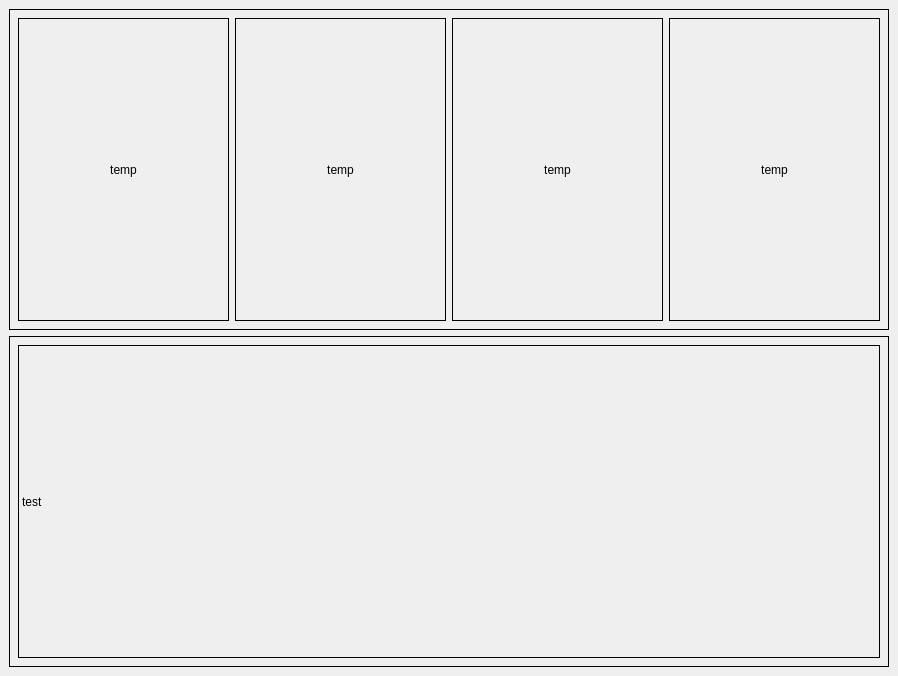
Before: the Qt Designer form ui/choose-titles-page.ui in xbryan25/movie-tvshow-review-app, drawn with Qt 5.
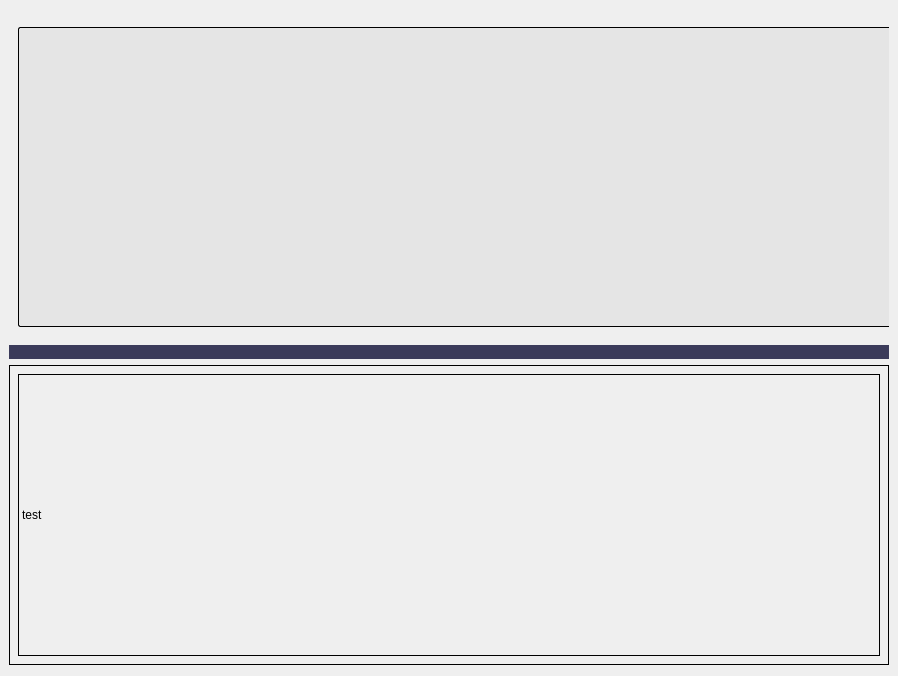
After: the same form once the commit is applied. Icons and pictures are not drawn.

Commit message: Dynamically generate poster containers in Choose Titles page

The edit to the form file:
```diff
--- a/ui/choose-titles-page.ui
+++ b/ui/choose-titles-page.ui
@@ -16,145 +16,82 @@
   <widget class="QWidget" name="centralwidget">
    <layout class="QVBoxLayout" name="verticalLayout">
     <item>
-     <widget class="QWidget" name="widget_2" native="true">
-      <property name="minimumSize">
-       <size>
-        <width>0</width>
-        <height>321</height>
-       </size>
-      </property>
-      <property name="styleSheet">
-       <string notr="true">border-width: 1px;
-border-color: black;
-border-style: outset;</string>
-      </property>
-      <layout class="QHBoxLayout" name="horizontalLayout">
-       <item>
-        <widget class="QLabel" name="label_0">
-         <property name="minimumSize">
-          <size>
-           <width>211</width>
-           <height>0</height>
-          </size>
-         </property>
+     <widget class="QScrollArea" name="scrollArea">
          <property name="maximumSize">
           <size>
-           <width>211</width>
-           <height>16777215</height>
+        <width>880</width>
+        <height>350</height>
           </size>
          </property>
          <property name="styleSheet">
-          <string notr="true">border-width: 1px;
-border-color: black;
-border-style: outset;</string>
-         </property>
-         <property name="text">
-          <string>temp</string>
-         </property>
-         <property name="pixmap">
-          <pixmap>:/newPrefix/1.jpg</pixmap>
-         </property>
-         <property name="scaledContents">
+       <string notr="true">QScrollBar{
+}
+
+QScrollBar:horizontal{
+	border: none;
+	background-color: rgb(59, 59, 90);
+	height: 14px;
+	margin: 15px 0 15px 0;
+	border-radius: 0px;
+}
+
+QScrollBar::handle:horizontal{
+	background-color: rgb(80, 80, 122);
+	min-width: 30px;
+	border-radius: 7px;
+}
+</string>
+      </property>
+      <property name="frameShape">
+       <enum>QFrame::NoFrame</enum>
+      </property>
+      <property name="lineWidth">
+       <number>1</number>
+      </property>
+      <property name="widgetResizable">
           <bool>true</bool>
          </property>
-         <property name="alignment">
-          <set>Qt::AlignCenter</set>
-         </property>
-        </widget>
-       </item>
-       <item>
-        <widget class="QLabel" name="label_1">
+      <widget class="QWidget" name="scrollAreaWidgetContents">
+       <property name="geometry">
+        <rect>
+         <x>-1</x>
+         <y>0</y>
+         <width>1018</width>
+         <height>336</height>
+        </rect>
+       </property>
+       <layout class="QGridLayout" name="gridLayout">
+        <item row="0" column="0">
+         <widget class="QLabel" name="label">
          <property name="minimumSize">
           <size>
-           <width>211</width>
-           <height>0</height>
+            <width>1000</width>
+            <height>300</height>
           </size>
          </property>
          <property name="maximumSize">
           <size>
-           <width>211</width>
-           <height>16777215</height>
+            <width>1000</width>
+            <height>300</height>
           </size>
          </property>
          <property name="styleSheet">
-          <string notr="true">border-width: 1px;
+           <string notr="true">QLabel{
+background-color: rgb(229, 229, 229);
+border-radius: 2px;
+border-width: 1px;
 border-color: black;
-border-style: outset;</string>
+border-style: outset;
+}
+
+QLabel:hover{
+background-color: rgb(200, 200, 200);
+}
+
+</string>
          </property>
          <property name="text">
-          <string>temp</string>
-         </property>
-         <property name="pixmap">
-          <pixmap>:/newPrefix/1.jpg</pixmap>
-         </property>
-         <property name="scaledContents">
-          <bool>true</bool>
-         </property>
-         <property name="alignment">
-          <set>Qt::AlignCenter</set>
-         </property>
-        </widget>
-       </item>
-       <item>
-        <widget class="QLabel" name="label_4">
-         <property name="minimumSize">
-          <size>
-           <width>211</width>
-           <height>0</height>
-          </size>
-         </property>
-         <property name="maximumSize">
-          <size>
-           <width>211</width>
-           <height>16777215</height>
-          </size>
-         </property>
-         <property name="styleSheet">
-          <string notr="true">border-width: 1px;
-border-color: black;
-border-style: outset;</string>
-         </property>
-         <property name="text">
-          <string>temp</string>
-         </property>
-         <property name="pixmap">
-          <pixmap>:/newPrefix/1.jpg</pixmap>
-         </property>
-         <property name="scaledContents">
-          <bool>true</bool>
-         </property>
-         <property name="alignment">
-          <set>Qt::AlignCenter</set>
-         </property>
-        </widget>
-       </item>
-       <item>
-        <widget class="QLabel" name="label_3">
-         <property name="minimumSize">
-          <size>
-           <width>211</width>
-           <height>0</height>
-          </size>
-         </property>
-         <property name="maximumSize">
-          <size>
-           <width>211</width>
-           <height>16777215</height>
-          </size>
-         </property>
-         <property name="styleSheet">
-          <string notr="true">border-width: 1px;
-border-color: black;
-border-style: outset;</string>
-         </property>
-         <property name="text">
-          <string>temp</string>
-         </property>
-         <property name="pixmap">
-          <pixmap>:/newPrefix/1.jpg</pixmap>
-         </property>
-         <property name="scaledContents">
-          <bool>true</bool>
+           <string/>
          </property>
          <property name="alignment">
           <set>Qt::AlignCenter</set>
@@ -163,13 +100,20 @@
        </item>
       </layout>
      </widget>
+     </widget>
     </item>
     <item>
      <widget class="QWidget" name="widget" native="true">
       <property name="minimumSize">
        <size>
         <width>0</width>
-        <height>331</height>
+        <height>300</height>
+       </size>
+      </property>
+      <property name="maximumSize">
+       <size>
+        <width>16777215</width>
+        <height>300</height>
        </size>
       </property>
       <property name="styleSheet">
```
Lines whose indentation alone changed are shown as unchanged. The commit also changes 3 other files.
